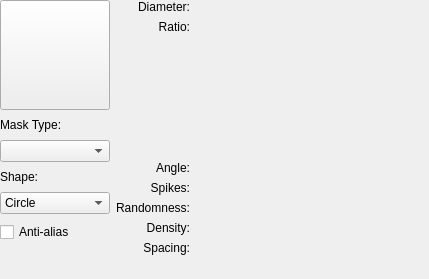
This is plugins/paintops/libpaintop/forms/wdgautobrush.ui in KDE/krita as Qt 5 draws it before an edit. The edited form follows.
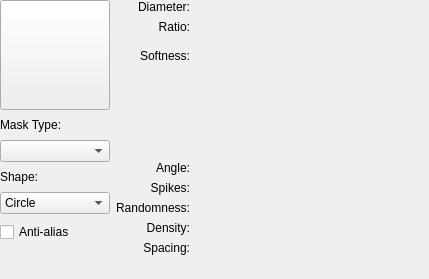
This is the edited form. The open tabs and pages were chosen to show the change. Custom widgets are drawn as their Qt base class.

Commit message: add label for softness for autobrush and add an icon for theme changing

What changed in the file:
```diff
--- a/plugins/paintops/libpaintop/forms/wdgautobrush.ui
+++ b/plugins/paintops/libpaintop/forms/wdgautobrush.ui
@@ -269,7 +269,61 @@
        <widget class="QWidget" name="PageCurve">
         <layout class="QGridLayout" name="gridLayout_6">
          <item row="0" column="0">
-          <widget class="KisCurveWidget" name="softnessCurve" native="true"/>
+          <widget class="QLabel" name="label_2">
+           <property name="sizePolicy">
+            <sizepolicy hsizetype="Fixed" vsizetype="Minimum">
+             <horstretch>0</horstretch>
+             <verstretch>0</verstretch>
+            </sizepolicy>
+           </property>
+           <property name="minimumSize">
+            <size>
+             <width>80</width>
+             <height>0</height>
+            </size>
+           </property>
+           <property name="text">
+            <string>Softness:</string>
+           </property>
+           <property name="alignment">
+            <set>Qt::AlignHCenter|Qt::AlignTop</set>
+           </property>
+          </widget>
+         </item>
+         <item row="0" column="1">
+          <widget class="KisCurveWidget" name="softnessCurve" >
+           <property name="sizePolicy">
+            <sizepolicy hsizetype="Expanding" vsizetype="Preferred">
+             <horstretch>0</horstretch>
+             <verstretch>0</verstretch>
+            </sizepolicy>
+           </property>
+           <property name="minimumSize">
+            <size>
+             <width>0</width>
+             <height>0</height>
+            </size>
+           </property>
+           <property name="maximumSize">
+            <size>
+             <width>10000</width>
+             <height>10000</height>
+            </size>
+           </property>
+          </widget>
+         </item>
+         <item row="0" column="2">
+          <spacer name="horizontalSpacer">
+           <property name="orientation">
+            <enum>Qt::Horizontal</enum>
+           </property>
+           <property name="sizeHint" stdset="0">
+            <size>
+             <width>40</width>
+             <height>20</height>
+            </size>
+           </property>
+          </spacer>
          </item>
         </layout>
        </widget>
```
Left out of the diff: 24 changed lines with no effect on the pictures. The commit also changes 1 other file.
